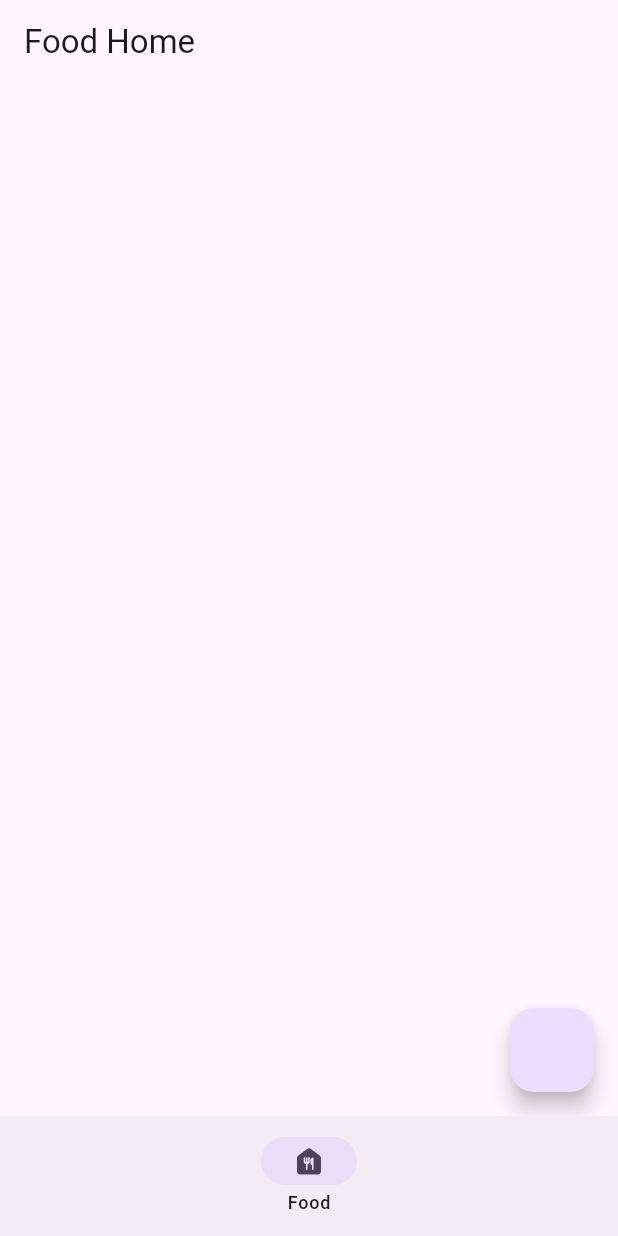
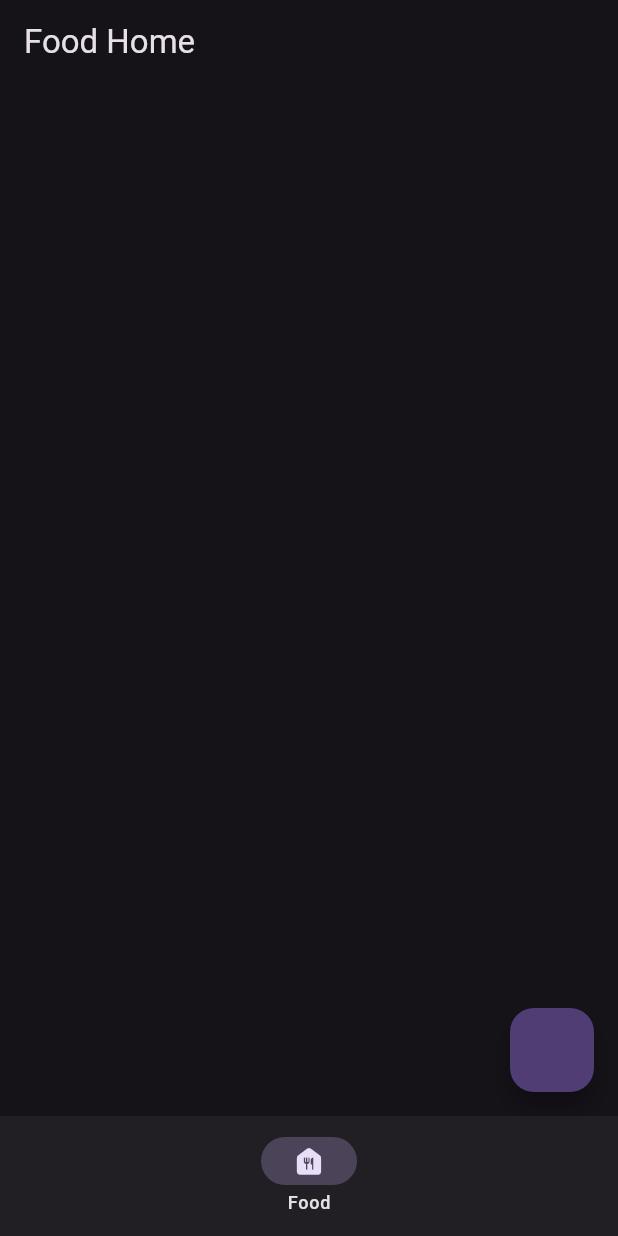
Before and after one commit to acano99/my_home_flutter, a Flutter app: the screen it shows after launch, on a phone screen of 412 x 824 dp. Run offline on Flutter 3.47's test engine with Material 3 defaults, Android fonts, the phone set to English and light mode, and no system bars.

Commit message:
agregada elevacion de las Card al theme

```diff
--- a/lib/main.dart
+++ b/lib/main.dart
@@ -12,8 +12,13 @@ class MyApp extends StatelessWidget {
   Widget build(BuildContext context) {
     return MaterialApp(
       title: 'Flutter Demo',
+      debugShowCheckedModeBanner: false,
       theme: ThemeData(
-        colorScheme: ColorScheme.fromSeed(seedColor: Colors.deepPurple),
+        cardTheme: CardTheme(elevation: 3),
+        colorScheme: ColorScheme.fromSeed(
+          seedColor: Colors.deepPurple,
+          brightness: Brightness.dark,
+        ),
       ),
       home: const MainScreen(),
     );
```
